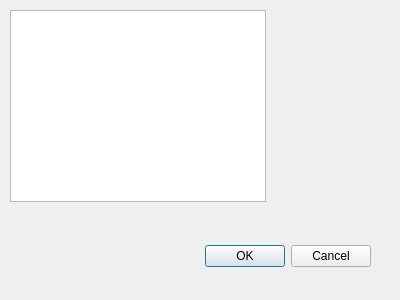
First picture: the form in filedialog.ui, repository 289698/GenerowanieLabiryntu, before the edit.
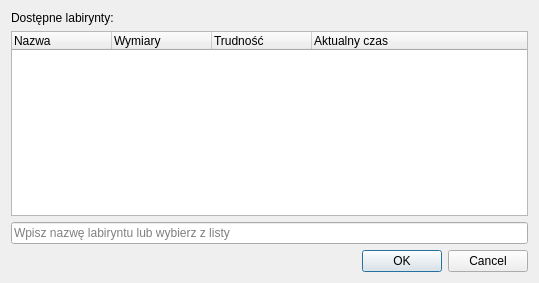
Second picture: the form after the edit.

```diff
--- a/filedialog.ui
+++ b/filedialog.ui
@@ -6,39 +6,66 @@
    <rect>
     <x>0</x>
     <y>0</y>
-    <width>400</width>
-    <height>300</height>
+    <width>539</width>
+    <height>283</height>
    </rect>
   </property>
   <property name="windowTitle">
    <string>Dialog</string>
   </property>
-  <widget class="QDialogButtonBox" name="buttonBox">
-   <property name="geometry">
-    <rect>
-     <x>30</x>
-     <y>240</y>
-     <width>341</width>
-     <height>32</height>
-    </rect>
-   </property>
-   <property name="orientation">
-    <enum>Qt::Horizontal</enum>
-   </property>
-   <property name="standardButtons">
-    <set>QDialogButtonBox::Cancel|QDialogButtonBox::Ok</set>
-   </property>
-  </widget>
-  <widget class="QListWidget" name="listWidget">
-   <property name="geometry">
-    <rect>
-     <x>10</x>
-     <y>10</y>
-     <width>256</width>
-     <height>192</height>
-    </rect>
-   </property>
-  </widget>
+  <layout class="QVBoxLayout" name="verticalLayout">
+   <item>
+    <widget class="QLabel" name="label">
+     <property name="text">
+      <string>Dostępne labirynty:</string>
+     </property>
+    </widget>
+   </item>
+   <item>
+    <widget class="QTreeWidget" name="tw_filesList">
+     <column>
+      <property name="text">
+       <string>Nazwa</string>
+      </property>
+     </column>
+     <column>
+      <property name="text">
+       <string>Wymiary</string>
+      </property>
+     </column>
+     <column>
+      <property name="text">
+       <string>Trudność</string>
+      </property>
+     </column>
+     <column>
+      <property name="text">
+       <string>Aktualny czas</string>
+      </property>
+     </column>
+    </widget>
+   </item>
+   <item>
+    <widget class="QLineEdit" name="le_fileName">
+     <property name="text">
+      <string/>
+     </property>
+     <property name="placeholderText">
+      <string>Wpisz nazwę labiryntu lub wybierz z listy</string>
+     </property>
+    </widget>
+   </item>
+   <item>
+    <widget class="QDialogButtonBox" name="buttonBox">
+     <property name="orientation">
+      <enum>Qt::Horizontal</enum>
+     </property>
+     <property name="standardButtons">
+      <set>QDialogButtonBox::Cancel|QDialogButtonBox::Ok</set>
+     </property>
+    </widget>
+   </item>
+  </layout>
  </widget>
  <resources/>
  <connections>
```
